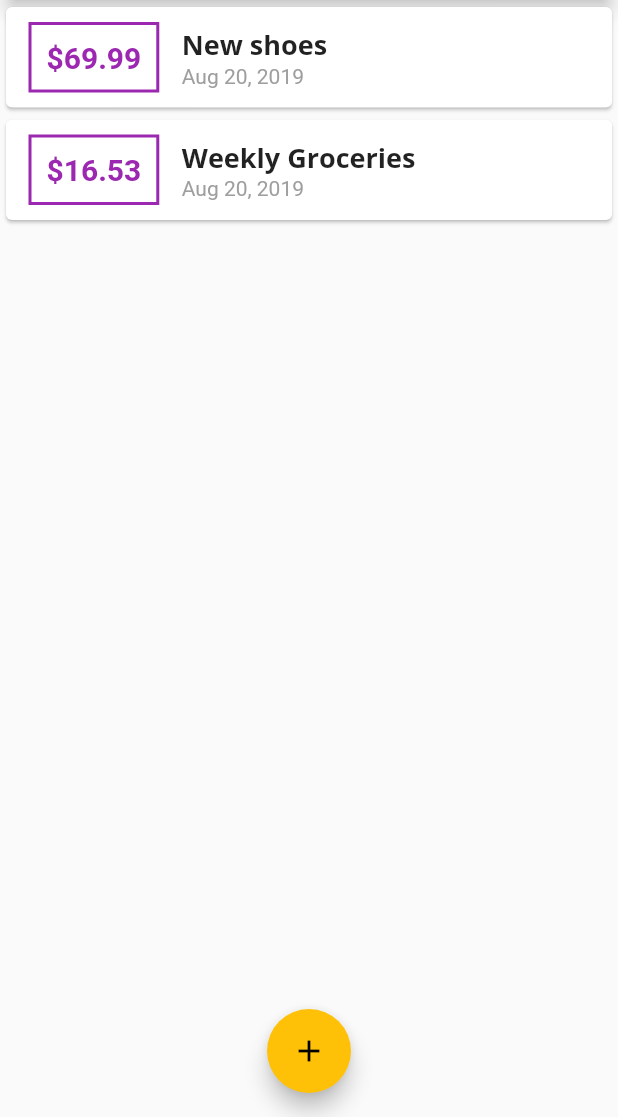
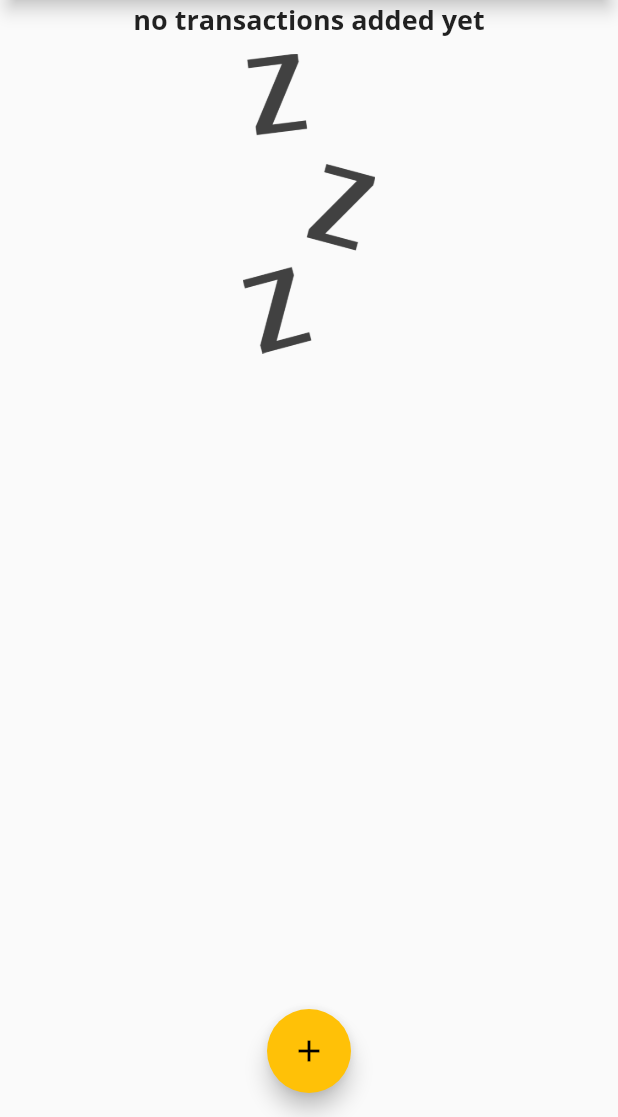
Before and after one commit to Zims/expense_app, a Flutter app: the screen it shows after launch, on a phone screen of 412 x 824 dp, the part 119-1236 px from its top. Run offline on Flutter 3.47's test engine with Material 2 defaults, Android fonts, the phone set to English and light mode, and no system bars.

Commit message:
start of chart

```diff
--- a/lib/main.dart
+++ b/lib/main.dart
@@ -43,18 +43,18 @@ class MyHomePage extends StatefulWidget {
 
 class _MyHomePageState extends State<MyHomePage> {
   final List<Transaction> _userTransactions = [
-    Transaction(
-      id: 't1',
-      title: 'New shoes',
-      amount: 69.99,
-      date: DateTime.now(),
-    ),
-    Transaction(
-      id: 't2',
-      title: 'Weekly Groceries',
-      amount: 16.53,
-      date: DateTime.now(),
-    )
+    // Transaction(
+    //   id: 't1',
+    //   title: 'New shoes',
+    //   amount: 69.99,
+    //   date: DateTime.now(),
+    // ),
+    // Transaction(
+    //   id: 't2',
+    //   title: 'Weekly Groceries',
+    //   amount: 16.53,
+    //   date: DateTime.now(),
+    // )
   ];
 
   void _addNewTransaction(String txTitle, double txAmount) {
--- /dev/null
+++ b/lib/widgets/chart.dart
@@ -0,0 +1,13 @@
+import 'package:flutter/material.dart';
+
+
+class Chart extends StatelessWidget {
+  @override
+  Widget build(BuildContext context) {
+    return Card(
+      elevation: 6,
+      margin: EdgeInsets.all(20),
+      child: ,
+    );
+  }
+}
--- a/lib/widgets/transaction_list.dart
+++ b/lib/widgets/transaction_list.dart
@@ -10,7 +10,25 @@ class TransactionList extends StatelessWidget {
   Widget build(BuildContext context) {
     return Container(
       height: 300,
-      child: ListView.builder(
+      child: transactions.isEmpty
+          ? Column(
+              children: <Widget>[
+                Text(
+                  'no transactions added yet',
+                  style: Theme.of(context).textTheme.title,
+                ),
+                SizedBox(
+                  height: 10,
+                ),
+                Container(
+                    height: 200,
+                    child: Image.asset(
+                      'assets/images/waiting.png',
+                      fit: BoxFit.cover,
+                    )),
+              ],
+            )
+          : ListView.builder(
               itemBuilder: (ctx, index) {
                 return Card(
                   child: Row(
--- a/pubspec.yaml
+++ b/pubspec.yaml
@@ -44,8 +44,8 @@ flutter:
   uses-material-design: true
 
   # To add assets to your application, add an assets section, like this:
-  # assets:
-  #  - images/a_dot_burr.jpeg
+  assets:
+   - assets/images/waiting.png
   #  - images/a_dot_ham.jpeg
 
   # An image asset can refer to one or more resolution-specific "variants", see
```
Also changed, not shown: assets/images/waiting.png (added). Lines whose indentation alone changed are shown as unchanged.
